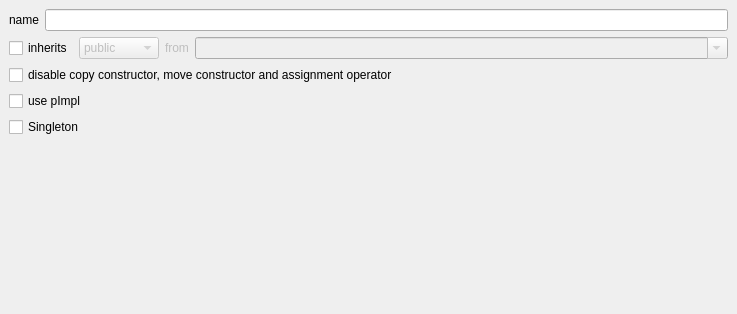
Old version of the form CodeCreator/ClassGenerator.ui in the repository Ulle84/UllesSourceCode.
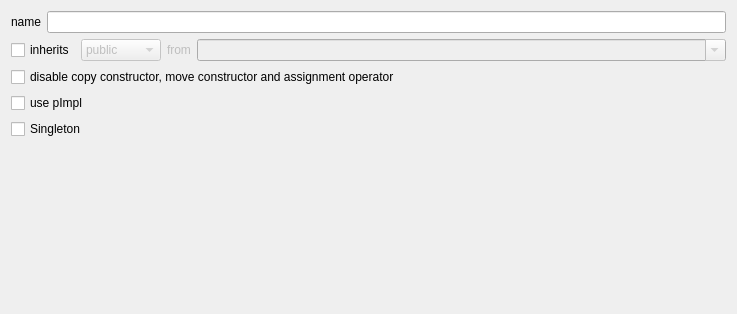
New version of the form.

What changed in the file:
```diff
--- a/CodeCreator/ClassGenerator.ui
+++ b/CodeCreator/ClassGenerator.ui
@@ -14,9 +14,6 @@
    <string>ClassGenerator</string>
   </property>
   <layout class="QVBoxLayout" name="verticalLayout">
-   <property name="margin">
-    <number>9</number>
-   </property>
    <item>
     <layout class="QHBoxLayout" name="horizontalLayout">
      <item>
```
Left out of the diff: 17 changed lines with no effect on the pictures.
